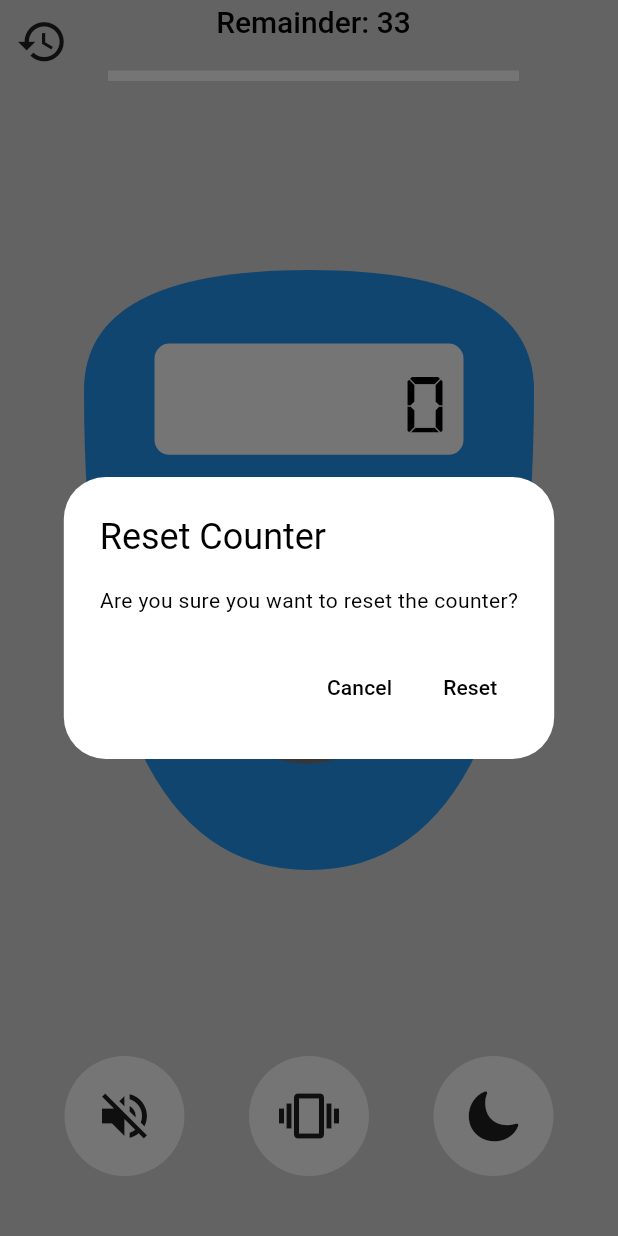
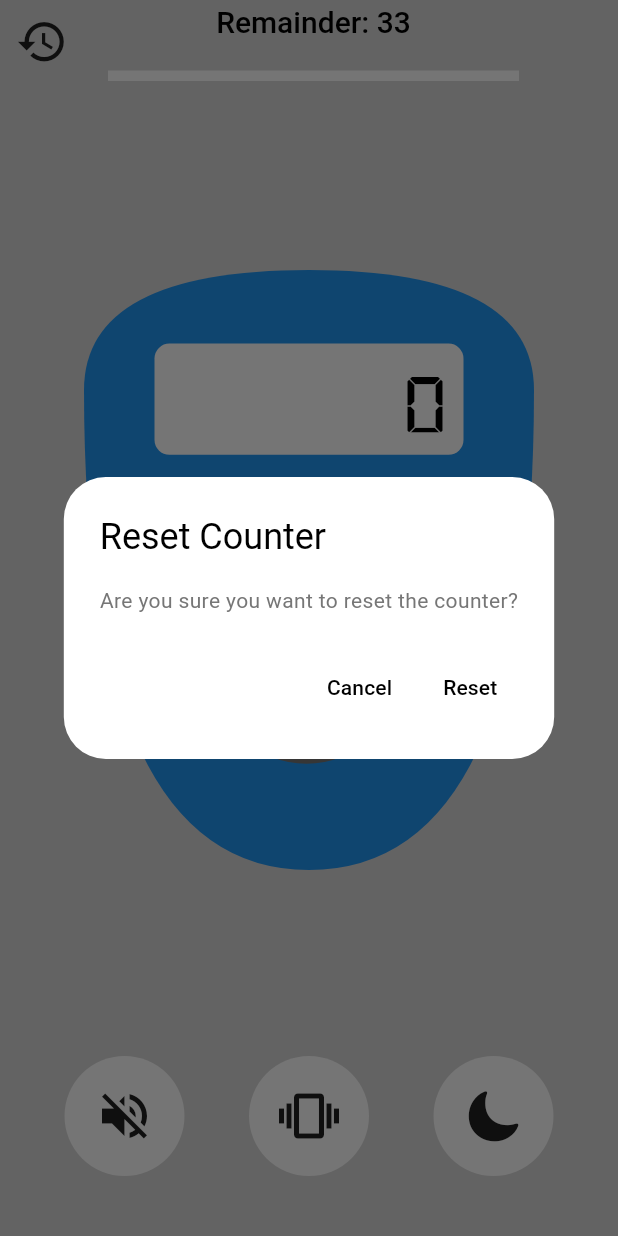
Before and after one commit to IftixorRustamov/tasbeh_app, a Flutter app: the screen it shows after launch, after a tap on an icon or button, on a phone screen of 412 x 824 dp. Run offline on Flutter 3.47's test engine with Material 3 defaults, Android fonts, the light colour scheme and no system bars; our stand-ins replace audioplayers, bloc, equatable, flutter_bloc, hive, hive_flutter and 1 more; missing offline and left inert: haptic_feedback; accounts and stored records are empty; generated files the repository leaves out were written again.

Commit message:
theme improvements

```diff
--- a/lib/config/theme/light_dark_mode.dart
+++ b/lib/config/theme/light_dark_mode.dart
@@ -7,16 +7,17 @@ final ThemeData lightTheme = ThemeData(
   brightness: Brightness.light,
   scaffoldBackgroundColor: MyColors.silver,
   iconTheme: const IconThemeData(color: MyColors.grey),
-  textTheme: const TextTheme(
+  textTheme: TextTheme(
     bodyLarge: TextStyle(color: MyColors.black),
-    bodyMedium: TextStyle(color: MyColors.black),
+    bodyMedium: TextStyle(color: MyColors.lightGrey),
+    titleMedium: TextStyle(color: MyColors.lightGrey),
     titleLarge: TextStyle(color: MyColors.black),
   ),
   appBarTheme: const AppBarTheme(
     backgroundColor: MyColors.silver,
     iconTheme: IconThemeData(color: MyColors.white),
   ),
-  colorScheme: ColorScheme(
+  colorScheme: const ColorScheme(
     brightness: Brightness.light,
     primary: MyColors.blue,
     onPrimary: MyColors.lightGrey,
@@ -37,14 +38,15 @@ final ThemeData darkTheme = ThemeData(
   iconTheme: const IconThemeData(color: MyColors.white),
   textTheme: const TextTheme(
     bodyLarge: TextStyle(color: MyColors.white),
-    bodyMedium: TextStyle(color: MyColors.white),
+    bodyMedium: TextStyle(color: MyColors.silver),
+    titleMedium: TextStyle(color: MyColors.silver),
     titleLarge: TextStyle(color: MyColors.white),
   ),
   appBarTheme: const AppBarTheme(
     backgroundColor: MyColors.darkGrey,
     iconTheme: IconThemeData(color: MyColors.white),
   ),
-  colorScheme: ColorScheme(
+  colorScheme: const ColorScheme(
     brightness: Brightness.dark,
     primary: MyColors.darkGreen,
     onPrimary: MyColors.silver,
--- a/lib/data/models/counter_history.dart
+++ b/lib/data/models/counter_history.dart
@@ -3,7 +3,7 @@ import 'package:hive/hive.dart';
 part 'counter_history.g.dart';
 
 @HiveType(typeId: 1)
-class CounterHistory {
+class CounterHistory extends HiveObject {
   @HiveField(1)
   int counter;
 
--- a/lib/presentation/pages/history_page.dart
+++ b/lib/presentation/pages/history_page.dart
@@ -14,7 +14,7 @@ class HistoryPage extends StatelessWidget {
     final history = historyBox.values.toList();
 
     final theme = Theme.of(context);
-    final backgroundColor = theme.colorScheme.surface;
+    final backgroundColor = theme.scaffoldBackgroundColor;
     final textColor = theme.textTheme.bodyLarge?.color;
     final cardColor = theme.cardColor;
     final titleColor = theme.textTheme.titleLarge?.color;
--- a/lib/tasbeh_app.dart
+++ b/lib/tasbeh_app.dart
@@ -28,7 +28,6 @@ class TasbehApp extends StatelessWidget {
 
           return MaterialApp(
             theme: lightTheme,
-            // Your light theme
             darkTheme: darkTheme,
             debugShowCheckedModeBanner: false,
             themeMode: currentTheme.brightness == Brightness.dark
```
Also changed, not shown: lib/logic/counter/app_counter_cubit.dart (+12 -1 lines).
